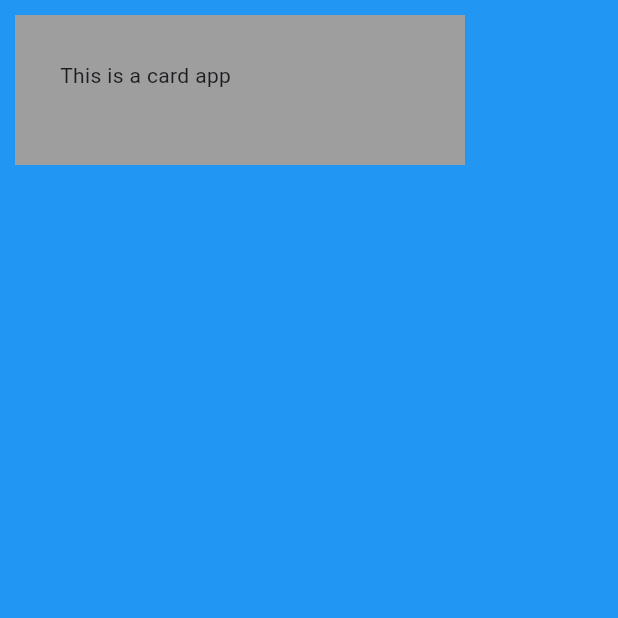
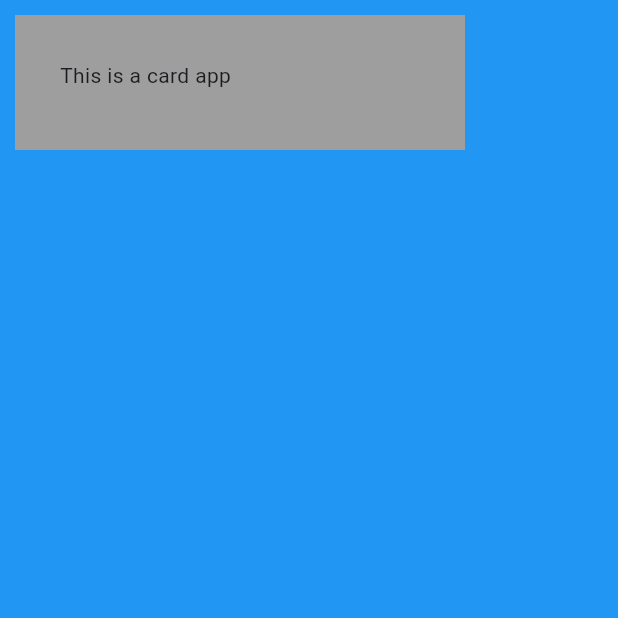
Before and after one commit to TechWithKen/Relearn, a Flutter app: the screen it shows after launch, on a phone screen of 412 x 824 dp, the top half of it. Run offline on Flutter 3.47's test engine with Material 3 defaults, Android fonts, the phone set to English and light mode, and no system bars.

Commit message:
Created a new height property for the container

```diff
--- a/relearning/lib/main.dart
+++ b/relearning/lib/main.dart
@@ -14,7 +14,7 @@ class MyCardApp extends StatelessWidget {
         backgroundColor: Colors.blue,
         body: SafeArea(
           child: Container(
-              height: 100.0,
+              height: 90.0,
               width: 300.0,
               margin: EdgeInsets.all(10.0),
               padding: EdgeInsets.all(30.0),
```
